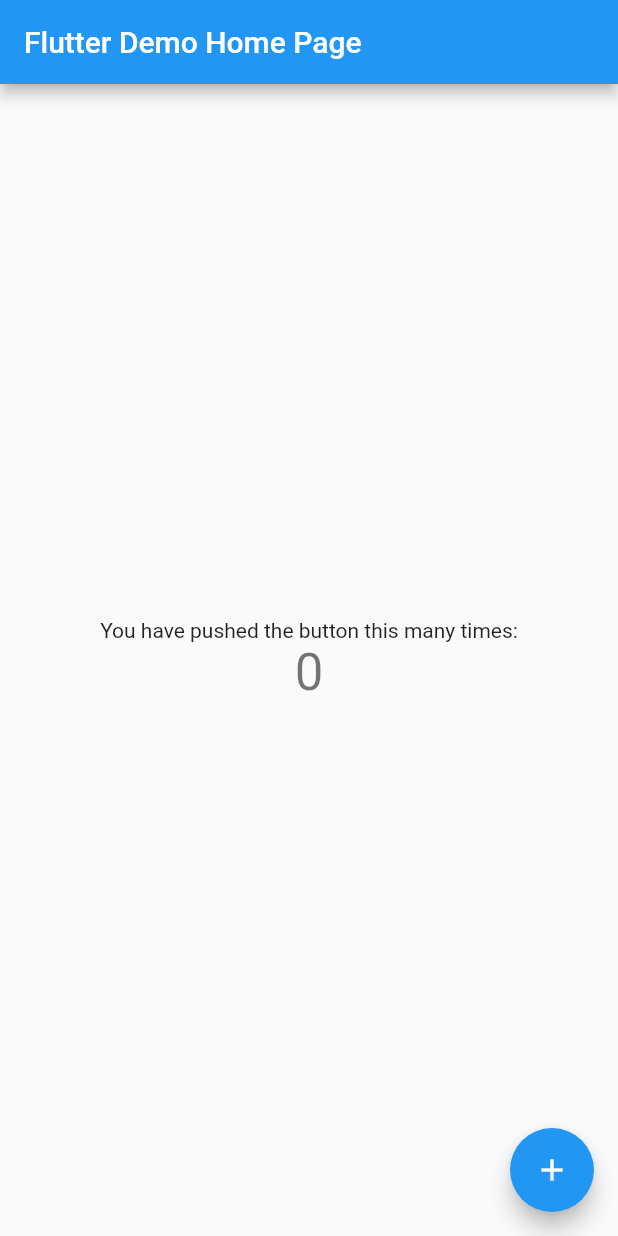
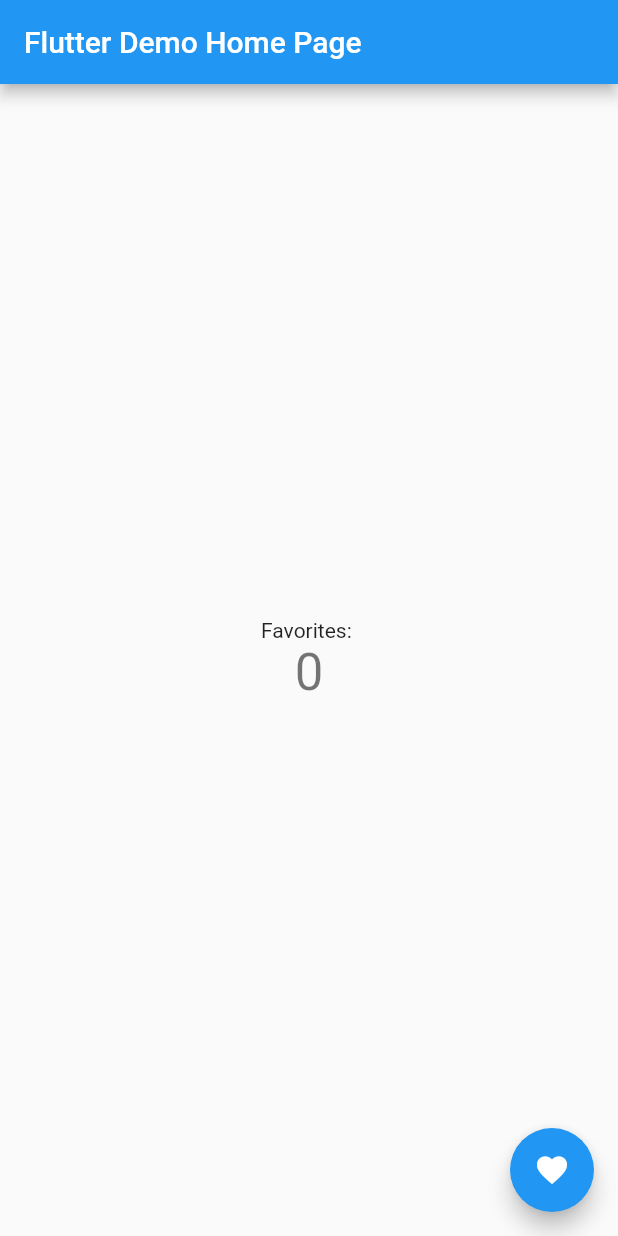
Before and after one commit to Jorgemacias-12/flutterApp, a Flutter app: the screen it shows after launch, on a phone screen of 412 x 824 dp. Run offline on Flutter 3.47's test engine with Material 2 defaults, Android fonts, the phone set to English and light mode, and no system bars.

```diff
--- a/lib/main.dart
+++ b/lib/main.dart
@@ -98,7 +98,7 @@ class _MyHomePageState extends State<MyHomePage> {
           mainAxisAlignment: MainAxisAlignment.center,
           children: <Widget>[
             Text(
-              'You have pushed the button this many times:',
+              'Favorites: ',
             ),
             Text(
               '$_counter',
@@ -110,7 +110,7 @@ class _MyHomePageState extends State<MyHomePage> {
       floatingActionButton: FloatingActionButton(
         onPressed: _incrementCounter,
         tooltip: 'Increment',
-        child: Icon(Icons.add),
+        child: Icon(Icons.favorite),
       ), // This trailing comma makes auto-formatting nicer for build methods.
     );
   }
```
Also changed, not shown: 2 other files.
